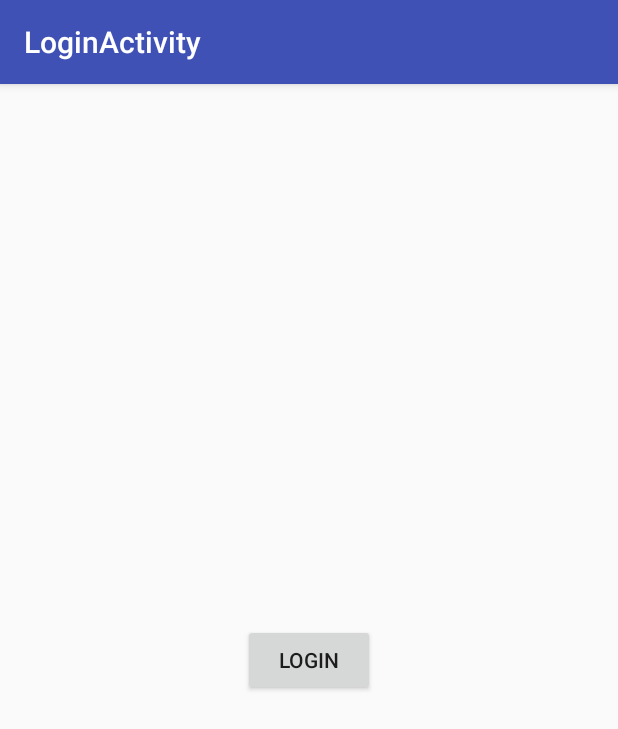
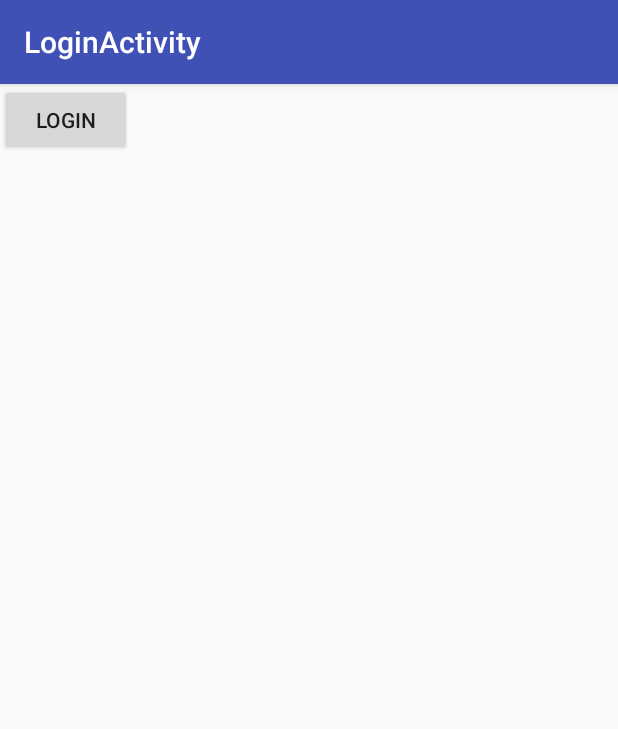
Before and after one commit to xingbiyanshu/vconfsdkdemo, an Android app: the LoginActivity screen opened directly, with no data from a screen before it, on a phone screen of 412 x 824 dp. Shown: the top 729 px of the screen. Run offline under Robolectric (Android 15) with nearby library versions, the phone set to English and light mode, and no system bars; libraries missing offline, so code that uses them is left out: com.sissi.vconfsdk; 2 statements that could not run were skipped.

Commit message:
支持感知support-v4 fragment生命周期

```diff
--- a/app/build.gradle
+++ b/app/build.gradle
@@ -35,4 +35,5 @@ dependencies {
 
 //    implementation(name: 'vconfsdk', ext: 'jar')
 //    implementation 'com.google.code.gson:gson:2.8.0'
+    implementation 'com.android.support:support-v4:28.0.0'
 }
--- a/app/src/main/java/com/sissi/vconfsdkdemo/LoginActivity.java
+++ b/app/src/main/java/com/sissi/vconfsdkdemo/LoginActivity.java
@@ -1,7 +1,9 @@
 package com.sissi.vconfsdkdemo;
 
 import android.content.Intent;
+import android.net.Uri;
 import android.os.Bundle;
+import android.support.v4.app.FragmentTransaction;
 import android.support.v7.app.AppCompatActivity;
 import android.view.View;
 
@@ -11,12 +13,15 @@ import com.sissi.vconfsdk.login.MemberStateManager;
 import com.sissi.vconfsdk.utils.KLog;
 
 public class LoginActivity extends AppCompatActivity
-        implements LoginManager.OnLoginResultListener, MemberStateManager.OnMemberStateChangedListener{
+        implements LoginManager.OnLoginResultListener, MemberStateManager.OnMemberStateChangedListener, LoginFragment.OnFragmentInteractionListener{
 
     @Override
     protected void onCreate(Bundle savedInstanceState) {
         super.onCreate(savedInstanceState);
         setContentView(R.layout.activity_login);
+        FragmentTransaction ft = getSupportFragmentManager().beginTransaction();
+        ft.replace(R.id.login_frame, new LoginFragment());
+        ft.commitAllowingStateLoss();
     }
 
     @Override
@@ -94,4 +99,9 @@ public class LoginActivity extends AppCompatActivity
     public void onMemberStateChanged() {
         KLog.p("####");
     }
+
+    @Override
+    public void onFragmentInteraction(Uri uri) {
+
+    }
 }
--- /dev/null
+++ b/app/src/main/java/com/sissi/vconfsdkdemo/LoginFragment.java
@@ -0,0 +1,137 @@
+package com.sissi.vconfsdkdemo;
+
+import android.content.Context;
+import android.content.Intent;
+import android.net.Uri;
+import android.os.Bundle;
+import android.support.v4.app.Fragment;
+import android.view.LayoutInflater;
+import android.view.View;
+import android.view.ViewGroup;
+
+import com.sissi.vconfsdk.base.RequestAgent;
+import com.sissi.vconfsdk.login.LoginManager;
+import com.sissi.vconfsdk.login.MemberStateManager;
+import com.sissi.vconfsdk.utils.KLog;
+
+
+/**
+ * A simple {@link Fragment} subclass.
+ * Activities that contain this fragment must implement the
+ * {@link LoginFragment.OnFragmentInteractionListener} interface
+ * to handle interaction events.
+ * Use the {@link LoginFragment#newInstance} factory method to
+ * create an instance of this fragment.
+ */
+public class LoginFragment extends Fragment {
+    // TODO: Rename parameter arguments, choose names that match
+    // the fragment initialization parameters, e.g. ARG_ITEM_NUMBER
+    private static final String ARG_PARAM1 = "param1";
+    private static final String ARG_PARAM2 = "param2";
+
+    // TODO: Rename and change types of parameters
+    private String mParam1;
+    private String mParam2;
+
+    private OnFragmentInteractionListener mListener;
+
+    public LoginFragment() {
+        // Required empty public constructor
+    }
+
+    /**
+     * Use this factory method to create a new instance of
+     * this fragment using the provided parameters.
+     *
+     * @param param1 Parameter 1.
+     * @param param2 Parameter 2.
+     * @return A new instance of fragment LoginFragment.
+     */
+    // TODO: Rename and change types and number of parameters
+    public static LoginFragment newInstance(String param1, String param2) {
+        LoginFragment fragment = new LoginFragment();
+        Bundle args = new Bundle();
+        args.putString(ARG_PARAM1, param1);
+        args.putString(ARG_PARAM2, param2);
+        fragment.setArguments(args);
+        return fragment;
+    }
+
+    @Override
+    public void onCreate(Bundle savedInstanceState) {
+        super.onCreate(savedInstanceState);
+        if (getArguments() != null) {
+            mParam1 = getArguments().getString(ARG_PARAM1);
+            mParam2 = getArguments().getString(ARG_PARAM2);
+        }
+    }
+
+    @Override
+    public View onCreateView(LayoutInflater inflater, ViewGroup container,
+                             Bundle savedInstanceState) {
+        // Inflate the layout for this fragment
+        return inflater.inflate(R.layout.fragment_login, container, false);
+    }
+
+    // TODO: Rename method, update argument and hook method into UI event
+    public void onButtonPressed(Uri uri) {
+        if (mListener != null) {
+            mListener.onFragmentInteraction(uri);
+        }
+    }
+
+    @Override
+    public void onAttach(Context context) {
+        super.onAttach(context);
+        if (context instanceof OnFragmentInteractionListener) {
+            mListener = (OnFragmentInteractionListener) context;
+        } else {
+            throw new RuntimeException(context.toString()
+                    + " must implement OnFragmentInteractionListener");
+        }
+    }
+
+    @Override
+    public void onDetach() {
+        super.onDetach();
+        mListener = null;
+    }
+
+    /**
+     * This interface must be implemented by activities that contain this
+     * fragment to allow an interaction in this fragment to be communicated
+     * to the activity and potentially other fragments contained in that
+     * activity.
+     * <p>
+     * See the Android Training lesson <a href=
+     * "http://developer.android.com/training/basics/fragments/communicating.html"
+     * >Communicating with Other Fragments</a> for more information.
+     */
+    public interface OnFragmentInteractionListener {
+        // TODO: Update argument type and name
+        void onFragmentInteraction(Uri uri);
+    }
+
+    public void login(View view) {
+        LoginManager loginManager = (LoginManager) RequestAgent.instance(LoginManager.class);
+        loginManager.login("server", "account", "passwd", new LoginManager.OnLoginResultListener() {
+            @Override
+            public void onLoginSuccess() {
+                KLog.p("####>>");
+                startActivity(new Intent(LoginFragment.this.getContext(), MainActivity.class));
+            }
+
+            @Override
+            public void onLoginFailed(int i) {
+
+            }
+
+            @Override
+            public void onLoginTimeout() {
+
+            }
+        });
+
+    }
+
+}
--- a/app/src/main/res/layout/activity_login.xml
+++ b/app/src/main/res/layout/activity_login.xml
@@ -6,7 +6,7 @@
     android:layout_height="match_parent"
     tools:context=".LoginActivity">
 
-    <Button
+<!--    <Button
         android:id="@+id/login"
         android:layout_height="wrap_content"
         android:layout_width="wrap_content"
@@ -15,6 +15,11 @@
         app:layout_constraintBottom_toBottomOf="parent"
         app:layout_constraintLeft_toLeftOf="parent"
         app:layout_constraintRight_toRightOf="parent"
-        app:layout_constraintTop_toTopOf="parent"/>
+        app:layout_constraintTop_toTopOf="parent"/>-->
+
+    <FrameLayout
+        android:id="@+id/login_frame"
+        android:layout_width="match_parent"
+        android:layout_height="match_parent" />
 
 </android.support.constraint.ConstraintLayout>
--- /dev/null
+++ b/app/src/main/res/layout/fragment_login.xml
@@ -0,0 +1,16 @@
+<?xml version="1.0" encoding="utf-8"?>
+<FrameLayout xmlns:android="http://schemas.android.com/apk/res/android"
+    xmlns:tools="http://schemas.android.com/tools"
+    android:layout_width="match_parent"
+    android:layout_height="match_parent"
+    tools:context=".LoginFragment">
+
+    <!-- TODO: Update blank fragment layout -->
+    <Button
+        android:id="@+id/login"
+        android:layout_height="wrap_content"
+        android:layout_width="wrap_content"
+        android:text="@string/login"
+        android:onClick="login"/>
+
+</FrameLayout>
--- a/app/src/main/res/values/strings.xml
+++ b/app/src/main/res/values/strings.xml
@@ -7,4 +7,7 @@
 
     <string name="welcome">welcome</string>
     <string name="login">login</string>
+
+    <!-- TODO: Remove or change this placeholder text -->
+    <string name="hello_blank_fragment">Hello blank fragment</string>
 </resources>
```
